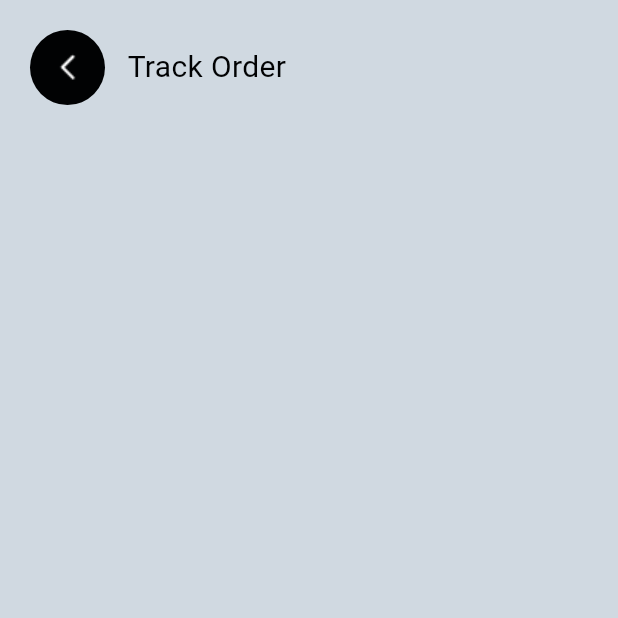
After one commit to Shadrach01/food_app, a Flutter app: the TrackOrderPage screen opened by its route, on a phone screen of 412 x 824 dp, the top half of it. The commit adds this screen. Run offline on Flutter 3.47's test engine with Material 3 defaults, Android fonts, the phone set to English and light mode, and no system bars; our stand-ins replace dots_indicator, flutter_riverpod, geolocator, go_router, google_maps_flutter, location and 2 more; accounts and stored records are empty; generated files the repository leaves out were written again.

Commit message:
Added the track order ui

```diff
--- a/lib/core/routes/route_name.dart
+++ b/lib/core/routes/route_name.dart
@@ -7,4 +7,8 @@ class RouteName {
   static const String foodPageRoute = 'foodPage';
   static const String foodDetailsRoute = 'foodDetails';
   static const String editCartRoute = 'editCart';
+  static const String paymentMethodRoute = 'paymentMethod';
+  static const String addCardRoute = 'addCard';
+  static const String paymentSuccessfulRoute = 'paymentSuccessful';
+  static const String trackOrderRoute = 'trackOrder';
 }
--- /dev/null
+++ b/lib/features/track_order/view/track_order_page.dart
@@ -0,0 +1,15 @@
+import 'package:flutter/material.dart';
+import 'package:food_app/core/utils/color_res.dart';
+import 'package:food_app/features/track_order/widgets/track_order_widgets.dart';
+
+class TrackOrderPage extends StatelessWidget {
+  const TrackOrderPage({super.key});
+
+  @override
+  Widget build(BuildContext context) {
+    return Scaffold(
+      backgroundColor: ColorRes.appKLightGrey,
+      body: const TrackOrderWidgets(),
+    );
+  }
+}
--- /dev/null
+++ b/lib/features/track_order/widgets/track_order_widgets.dart
@@ -0,0 +1,35 @@
+import 'package:flutter/material.dart';
+import 'package:food_app/core/common/widgets/custom_app_bar.dart';
+import 'package:food_app/core/utils/color_res.dart';
+
+class TrackOrderWidgets extends StatelessWidget {
+  const TrackOrderWidgets({super.key});
+
+  @override
+  Widget build(BuildContext context) {
+    return const SafeArea(
+      child: Padding(
+        padding: EdgeInsets.only(
+          left: 20,
+          right: 20,
+          top: 20,
+        ),
+        child: Column(
+          children: [
+            CustomAppBar(
+              leadingContainerColor: ColorRes.appKDarkBlack,
+              leadIconColor: ColorRes.appKWhite,
+              title: Text(
+                "Track Order",
+                style: TextStyle(
+                  fontSize: 20,
+                  color: ColorRes.appKDarkBlack,
+                ),
+              ),
+            ),
+          ],
+        ),
+      ),
+    );
+  }
+}
```
Also changed, not shown: lib/core/routes/go_router_provider.dart (+24 -0 lines).
